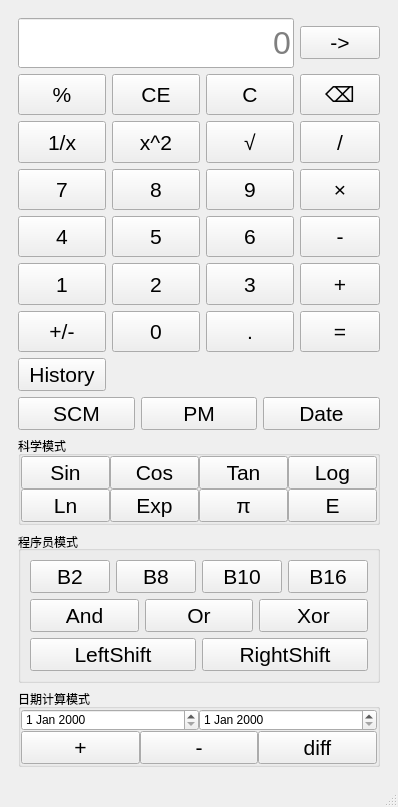
Above: calculator/mainwindow.ui from cheying123/Qt_test before the change. Below: the same form after it.
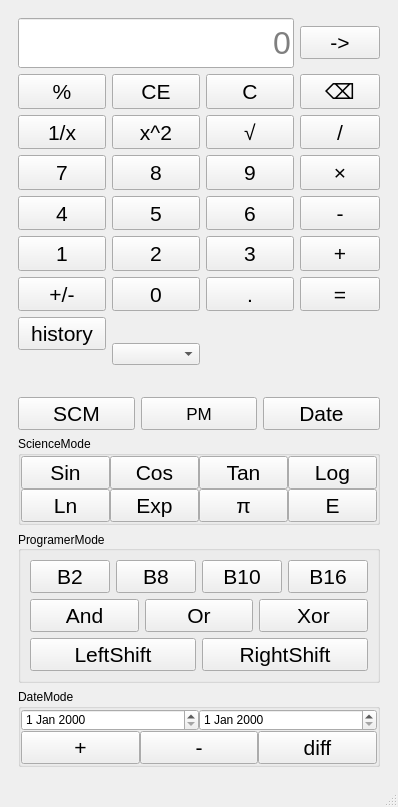
That is the form after the change. The open tabs and pages were chosen to show the change.

```diff
--- a/calculator/mainwindow.ui
+++ b/calculator/mainwindow.ui
@@ -10,6 +10,11 @@
     <height>807</height>
    </rect>
   </property>
+  <property name="font">
+   <font>
+    <hintingpreference>PreferDefaultHinting</hintingpreference>
+   </font>
+  </property>
   <property name="windowTitle">
    <string>计算器_黄文轩2022414120108</string>
   </property>
@@ -405,6 +410,11 @@
                 <verstretch>0</verstretch>
                </sizepolicy>
               </property>
+              <property name="styleSheet">
+               <string notr="true">QPushButton{
+    font-size:13pt;
+}</string>
+              </property>
               <property name="text">
                <string>PM</string>
               </property>
@@ -428,7 +438,7 @@
           <item>
            <widget class="QGroupBox" name="groupScientific">
             <property name="title">
-             <string>科学模式</string>
+             <string>ScienceMode</string>
             </property>
             <layout class="QGridLayout" name="gridLayout_2">
              <property name="leftMargin">
@@ -560,7 +570,7 @@
           <item>
            <widget class="QGroupBox" name="groupProgrammer">
             <property name="title">
-             <string>程序员模式</string>
+             <string>ProgramerMode</string>
             </property>
             <property name="alignment">
              <set>Qt::AlignmentFlag::AlignLeading|Qt::AlignmentFlag::AlignLeft|Qt::AlignmentFlag::AlignVCenter</set>
@@ -701,7 +711,7 @@
           <item>
            <widget class="QGroupBox" name="groupDate">
             <property name="title">
-             <string>日期计算模式</string>
+             <string>DateMode</string>
             </property>
             <layout class="QGridLayout" name="gridLayout_4">
              <property name="leftMargin">
@@ -780,10 +790,13 @@
         <item row="7" column="0">
          <widget class="QPushButton" name="pushButton_3">
           <property name="text">
-           <string>History</string>
+           <string>history</string>
           </property>
          </widget>
         </item>
+        <item row="7" column="1" rowspan="2">
+         <widget class="QComboBox" name="languageComboBox"/>
+        </item>
        </layout>
       </widget>
       <widget class="QWidget" name="page_2">
```
Left out of the diff: 8 changed lines with no effect on the pictures.
